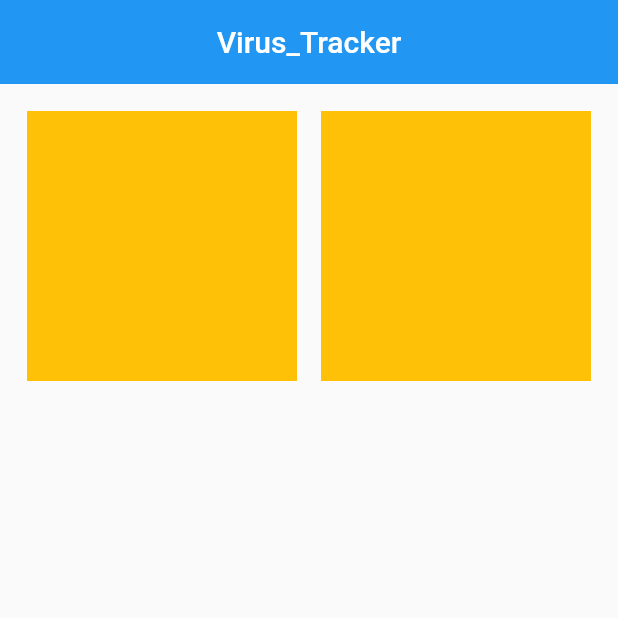
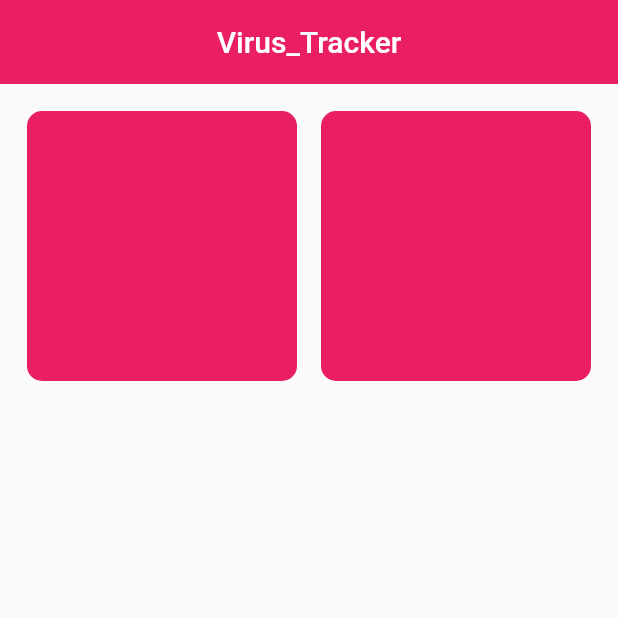
Before and after one commit to HEYKASHIF/virus_tracker, a Flutter app: the screen it shows after launch, on a phone screen of 412 x 824 dp, the top half of it. Run offline on Flutter 3.47's test engine with Material 2 defaults, Android fonts, the phone set to English and light mode, and no system bars.

Commit message:
29-april commit7

```diff
--- a/lib/widgets/AppBar.dart
+++ b/lib/widgets/AppBar.dart
@@ -2,6 +2,7 @@ import 'package:flutter/material.dart';
 
 AppBar appBar() {
   return AppBar(
+    backgroundColor: Colors.pink,
     centerTitle: true,
     elevation: 0,
     title: Text(
--- a/lib/widgets/MyCard.dart
+++ b/lib/widgets/MyCard.dart
@@ -17,7 +17,14 @@ class MyCard extends StatelessWidget {
       child: Container(
         height: 180,
         width: 180,
-        color: Colors.amber,
+        // color: Colors.amber,
+        decoration: BoxDecoration(
+            color: Colors.pink,
+            borderRadius: BorderRadius.all(
+              Radius.circular(
+                10,
+              ),
+            )),
       ),
     );
   }
```
